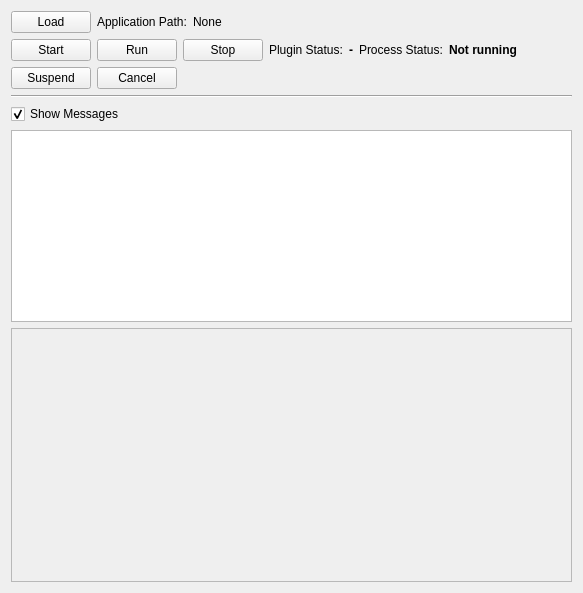
The window that Applications/ctkExampleHost/ctkHostAppExampleWidget.ui (commontk/CTK) describes before a commit, drawn with Qt 5.
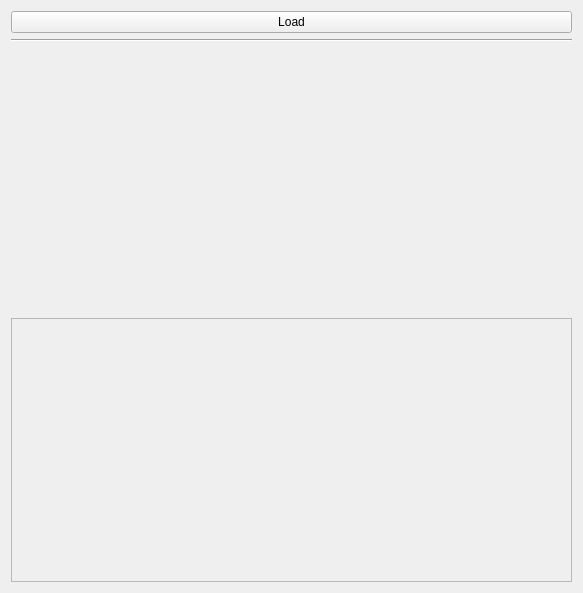
The same window after the commit. Icons and pictures are not drawn. Custom widgets are drawn as their Qt base class.

Commit message: Factored out controls for hosted apps

What changed in the file:
```diff
--- a/Applications/ctkExampleHost/ctkHostAppExampleWidget.ui
+++ b/Applications/ctkExampleHost/ctkHostAppExampleWidget.ui
@@ -26,195 +26,16 @@
        </property>
       </widget>
      </item>
-     <item>
-      <widget class="QLabel" name="label_2">
-       <property name="text">
-        <string>Application Path:</string>
-       </property>
-      </widget>
-     </item>
-     <item>
-      <widget class="QLabel" name="applicationPathLabel">
-       <property name="text">
-        <string>None</string>
-       </property>
-      </widget>
-     </item>
-     <item>
-      <spacer name="horizontalSpacer_3">
-       <property name="orientation">
-        <enum>Qt::Horizontal</enum>
-       </property>
-       <property name="sizeHint" stdset="0">
-        <size>
-         <width>40</width>
-         <height>20</height>
-        </size>
-       </property>
-      </spacer>
-     </item>
     </layout>
    </item>
    <item row="1" column="0">
-    <layout class="QHBoxLayout" name="horizontalLayout_2">
-     <item>
-      <widget class="QPushButton" name="startButton">
-       <property name="text">
-        <string>Start</string>
-       </property>
-      </widget>
-     </item>
-     <item>
-      <widget class="QPushButton" name="runButton">
-       <property name="text">
-        <string>Run</string>
-       </property>
-      </widget>
-     </item>
-     <item>
-      <widget class="QPushButton" name="stopButton">
-       <property name="text">
-        <string>Stop</string>
-       </property>
-      </widget>
-     </item>
-     <item>
-      <widget class="QLabel" name="label">
-       <property name="text">
-        <string>Plugin Status:</string>
-       </property>
-      </widget>
-     </item>
-     <item>
-      <widget class="QLabel" name="statusLabel">
-       <property name="font">
-        <font>
-         <weight>75</weight>
-         <bold>true</bold>
-        </font>
-       </property>
-       <property name="text">
-        <string>-</string>
-       </property>
-      </widget>
-     </item>
-     <item>
-      <widget class="QLabel" name="label_3">
-       <property name="text">
-        <string>Process Status:</string>
-       </property>
-      </widget>
-     </item>
-     <item>
-      <widget class="QLabel" name="processStateLabel">
-       <property name="font">
-        <font>
-         <weight>75</weight>
-         <bold>true</bold>
-        </font>
-       </property>
-       <property name="text">
-        <string>Not running</string>
-       </property>
-      </widget>
-     </item>
-     <item>
-      <spacer name="horizontalSpacer">
-       <property name="orientation">
-        <enum>Qt::Horizontal</enum>
-       </property>
-       <property name="sizeHint" stdset="0">
-        <size>
-         <width>107</width>
-         <height>20</height>
-        </size>
-       </property>
-      </spacer>
-     </item>
-    </layout>
-   </item>
-   <item row="2" column="0">
-    <layout class="QHBoxLayout" name="horizontalLayout_5">
-     <item>
-      <widget class="QPushButton" name="SuspendButton">
-       <property name="text">
-        <string>Suspend</string>
-       </property>
-      </widget>
-     </item>
-     <item>
-      <widget class="QPushButton" name="CancelButton">
-       <property name="text">
-        <string>Cancel</string>
-       </property>
-      </widget>
-     </item>
-     <item>
-      <spacer name="horizontalSpacer_6">
-       <property name="orientation">
-        <enum>Qt::Horizontal</enum>
-       </property>
-       <property name="sizeHint" stdset="0">
-        <size>
-         <width>40</width>
-         <height>20</height>
-        </size>
-       </property>
-      </spacer>
-     </item>
-    </layout>
-   </item>
-   <item row="3" column="0">
     <widget class="Line" name="line">
      <property name="orientation">
       <enum>Qt::Horizontal</enum>
      </property>
     </widget>
    </item>
-   <item row="4" column="0">
-    <layout class="QHBoxLayout" name="horizontalLayout">
-     <item>
-      <widget class="QCheckBox" name="checkBox">
-       <property name="text">
-        <string>Show Messages</string>
-       </property>
-       <property name="checked">
-        <bool>true</bool>
-       </property>
-      </widget>
-     </item>
-     <item>
-      <spacer name="horizontalSpacer_2">
-       <property name="orientation">
-        <enum>Qt::Horizontal</enum>
-       </property>
-       <property name="sizeHint" stdset="0">
-        <size>
-         <width>107</width>
-         <height>20</height>
-        </size>
-       </property>
-      </spacer>
-     </item>
-    </layout>
-   </item>
-   <item row="5" column="0">
-    <widget class="QTextEdit" name="messageOutput">
-     <property name="sizePolicy">
-      <sizepolicy hsizetype="MinimumExpanding" vsizetype="MinimumExpanding">
-       <horstretch>0</horstretch>
-       <verstretch>0</verstretch>
-      </sizepolicy>
-     </property>
-     <property name="font">
-      <font>
-       <weight>75</weight>
-       <bold>true</bold>
-      </font>
-     </property>
-    </widget>
-   </item>
-   <item row="6" column="0">
+   <item row="3" column="0">
     <widget class="ctkHostedAppPlaceholderWidget" name="placeholderFrame">
      <property name="sizePolicy">
       <sizepolicy hsizetype="Expanding" vsizetype="Expanding">
@@ -277,6 +98,17 @@
      </layout>
     </widget>
    </item>
+   <item row="2" column="0">
+    <widget class="QWidget" name="placeHolderForControls" native="true">
+     <property name="sizePolicy">
+      <sizepolicy hsizetype="Expanding" vsizetype="Expanding">
+       <horstretch>0</horstretch>
+       <verstretch>1</verstretch>
+      </sizepolicy>
+     </property>
+     <layout class="QVBoxLayout" name="verticalLayout"/>
+    </widget>
+   </item>
   </layout>
  </widget>
  <customwidgets>
```
Left out of the diff: 96 changed lines with no effect on the pictures. The commit also changes 5 other files.
